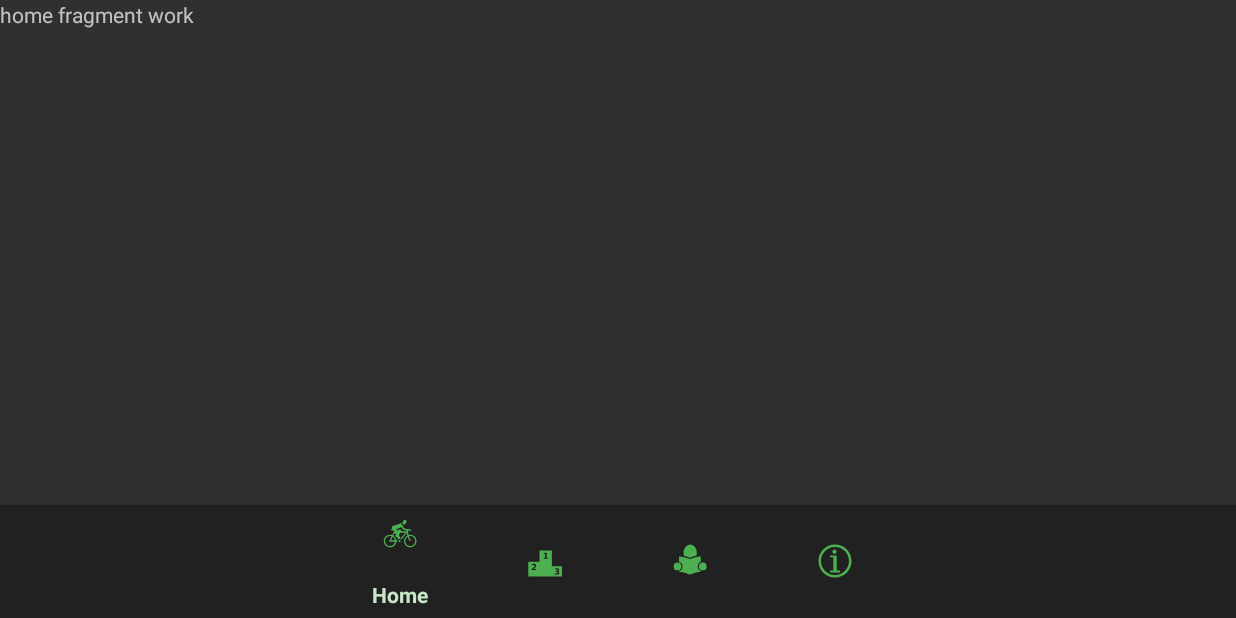
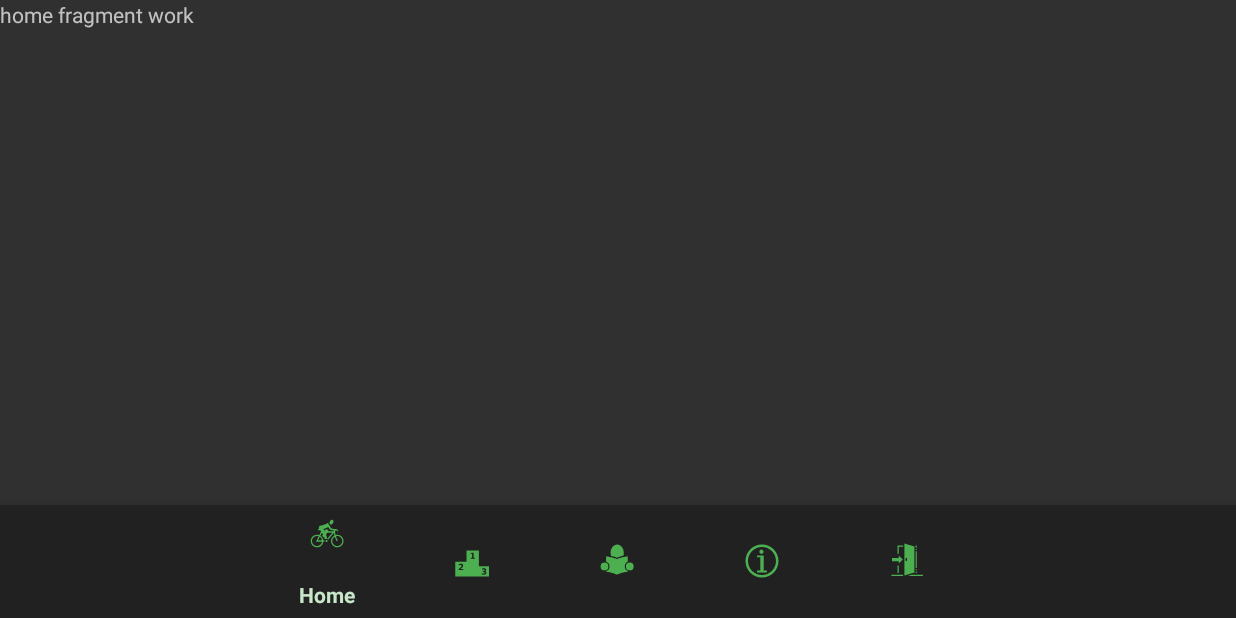
Before and after one commit to Ukasz09/Sick-trucker-android-game, an Android app: the screen it shows after launch (MenuStart), on a phone screen of 824 x 412 dp (held sideways). Run offline under Robolectric (Android 15) with nearby library versions, the phone set to English and light mode, and no system bars.

Commit message:
Add ui with logic for exit game fragment

```diff
--- a/app/src/main/java/swim/pwr/bikeridinggame/MenuStart.java
+++ b/app/src/main/java/swim/pwr/bikeridinggame/MenuStart.java
@@ -2,6 +2,7 @@ package swim.pwr.bikeridinggame;
 
 import android.os.Bundle;
 import android.view.MenuItem;
+import android.view.View;
 
 import androidx.annotation.NonNull;
 import androidx.fragment.app.Fragment;
@@ -10,26 +11,30 @@ import androidx.fragment.app.FragmentTransaction;
 
 import com.google.android.material.bottomnavigation.BottomNavigationView;
 
-public class MenuStart extends FragmentActivity {
+public class MenuStart extends FragmentActivity implements BottomNavigationView.OnNavigationItemSelectedListener {
+    private BottomNavigationView navigation;
 
     @Override
     protected void onCreate(Bundle savedInstanceState) {
         super.onCreate(savedInstanceState);
         setContentView(R.layout.activity_menu_start);
-
-        BottomNavigationView navigation = findViewById(R.id.mainNavigation);
-        navigation.setOnNavigationItemSelectedListener(mOnNavigationItemSelectedListener);
+        observeNavigationView();
         loadFragment(new HomeFragment());
     }
 
-
-    //TODO: separate to new class
-    private BottomNavigationView.OnNavigationItemSelectedListener mOnNavigationItemSelectedListener = new BottomNavigationView.OnNavigationItemSelectedListener() {
+    private void observeNavigationView() {
+        navigation = findViewById(R.id.mainNavigation);
+        navigation.setOnNavigationItemSelectedListener(this);
+    }
 
     @Override
     public boolean onNavigationItemSelected(@NonNull MenuItem item) {
+        return replaceActivity(item.getItemId());
+    }
+
+    private boolean replaceActivity(int itemId) {
         Fragment fragment;
-            switch (item.getItemId()) {
+        switch (itemId) {
             case R.id.homeMenuItem:
                 fragment = new HomeFragment();
                 loadFragment(fragment);
@@ -49,10 +54,14 @@ public class MenuStart extends FragmentActivity {
                 loadFragment(fragment);
                 return true;
             }
+            case R.id.exitMenuItem: {
+                fragment = new ExitFragment();
+                loadFragment(fragment);
+                return true;
+            }
         }
         return false;
     }
-    };
 
     private void loadFragment(Fragment fragment) {
         FragmentTransaction transaction = getSupportFragmentManager().beginTransaction();
@@ -60,4 +69,12 @@ public class MenuStart extends FragmentActivity {
         transaction.addToBackStack(null);
         transaction.commit();
     }
+
+    public void closeApp(View view) {
+        finish();
     }
+
+    public void replaceFragmentToHome(View view) {
+        navigation.setSelectedItemId(R.id.homeMenuItem);
+    }
+}
--- /dev/null
+++ b/app/src/main/res/drawable/ic_exit_door.xml
@@ -0,0 +1,9 @@
+<vector xmlns:android="http://schemas.android.com/apk/res/android"
+    android:width="512dp"
+    android:height="512dp"
+    android:viewportWidth="512"
+    android:viewportHeight="512">
+  <path
+      android:pathData="M219,7.098v455.804l142,-42.597L361,49.697zM378.938,33.978l0.062,2.327L379,66h16L395,34zM121,34v117.27h18L139,52h62L201,34zM379,84v16h16v-16zM379,118v236h16L395,118zM139,176.727L139,212L43,212v46h96v35.273L197.273,235zM246,211c6.627,0 12,10.745 12,24s-5.373,24 -12,24 -12,-10.745 -12,-24 5.373,-24 12,-24zM139,318.73h-18L121,427h18zM379,372v14h16v-14zM379,404v23h16v-23zM34,450v18h167v-18zM324.652,450l-60,18L482,468v-18z"
+      android:fillColor="#fff"/>
+</vector>
--- a/app/src/main/res/menu/bottom_nav_menu.xml
+++ b/app/src/main/res/menu/bottom_nav_menu.xml
@@ -16,4 +16,9 @@
         android:id="@+id/aboutMenuItem"
         android:icon="@drawable/ic_info"
         android:title="@string/about_menu_label" />
+
+    <item
+        android:id="@+id/exitMenuItem"
+        android:icon="@drawable/ic_exit_door"
+        android:title="@string/exit_menu_label" />
 </menu>
--- a/app/src/main/res/values/colors.xml
+++ b/app/src/main/res/values/colors.xml
@@ -8,4 +8,7 @@
     <color name="colorDividerText">#BDBDBD</color>
     <color name="colorLightText">#FFFFFF</color>
     <color name="colorAccent">#795548</color>
+    <color name="colorDangerDark">#D32F2F</color>
+    <color name="colorDanger">#F44336</color>
+    <color name="colorDangerLight">#FFCDD2</color>
 </resources>
--- a/app/src/main/res/values/strings.xml
+++ b/app/src/main/res/values/strings.xml
@@ -4,4 +4,10 @@
     <string name="game_instruction_menu_label">Game instruction</string>
     <string name="about_menu_label">About</string>
     <string name="home_menu_label">Home</string>
+    <string name="exit_menu_label">Exit</string>
+    <!-- TODO: Remove or change this placeholder text -->
+    <string name="hello_blank_fragment">Hello blank fragment</string>
+    <string name="no">No</string>
+    <string name="yes">Yes</string>
+    <string name="exit_confirm_label">Do you really want to exit ?</string>
 </resources>
```
Also changed, not shown: app/src/main/java/swim/pwr/bikeridinggame/ExitFragment.java (added, +46 -0 lines), app/src/main/res/drawable/gradient_primary.xml (added, +9 -0 lines), app/src/main/res/drawable/gradient_red.xml (added, +9 -0 lines), app/src/main/res/layout/fragment_exit.xml (added, +66 -0 lines). Lines whose indentation alone changed are shown as unchanged.
